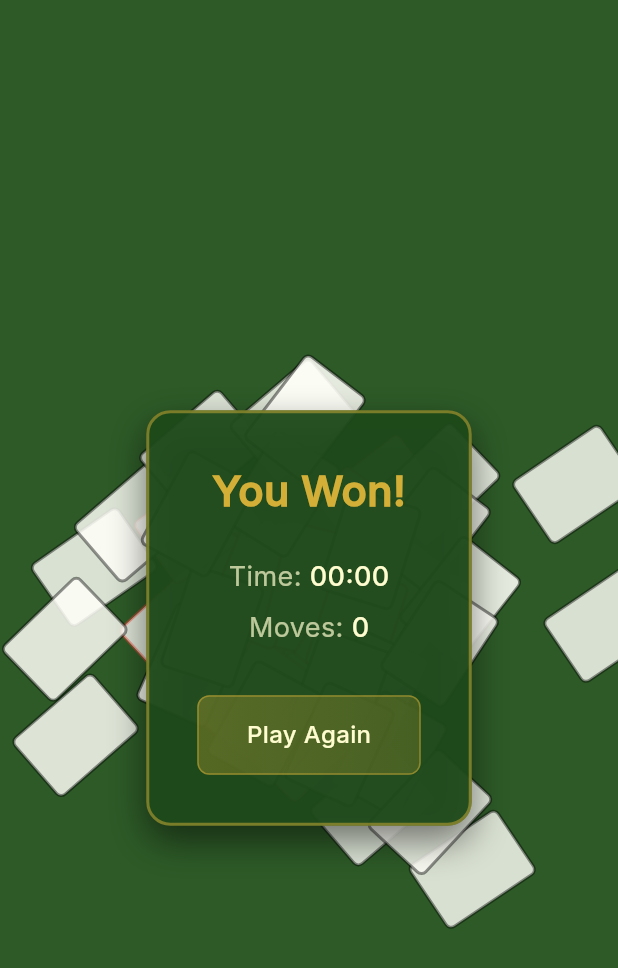
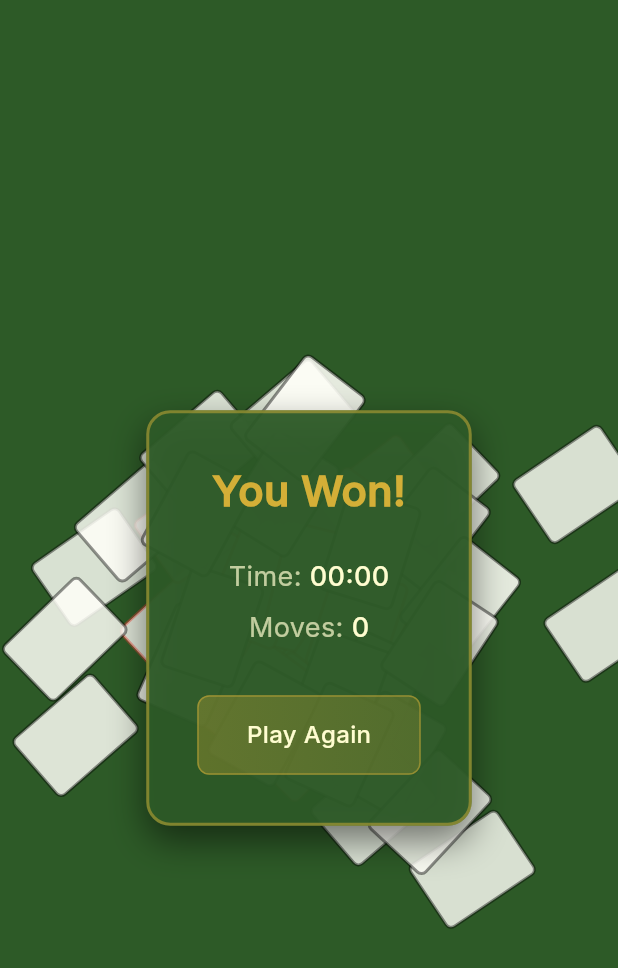
Before and after one commit to ChipCreates/Solitude, a Flutter app: the WinAnimation widget shown alone on an empty page, opened directly with empty values, on a phone screen of 412 x 824 dp. Shown: the top 968 px of the screen. Run offline on Flutter 3.47's test engine with Material 3 defaults, Android fonts, the phone set to English and light mode, and no system bars; our stand-ins replace audioplayers, flutter_svg, hive, hive_flutter, shared_preferences; missing offline and left inert: window_manager; accounts and stored records are empty; statements that could not run were skipped.

Commit message:
fixed win dialog bg color and tableau cutoff

```diff
--- a/lib/services/desktop_window_service.dart
+++ b/lib/services/desktop_window_service.dart
@@ -11,11 +11,11 @@ class DesktopWindowService {
 
   // Minimum window dimensions
   static const double minWidth = 900.0;
-  static const double minHeight = 600.0;
+  static const double minHeight = 700.0;
 
   // Default window dimensions (3:2 aspect ratio)
-  static const double defaultWidth = 1200.0;
-  static const double defaultHeight = 800.0;
+  static const double defaultWidth = 1350.0;
+  static const double defaultHeight = 900.0;
 
   /// Check if we're running on a desktop platform
   static bool get isDesktop {
--- a/lib/widgets/win_animation.dart
+++ b/lib/widgets/win_animation.dart
@@ -1,7 +1,9 @@
 import 'dart:math';
 import 'package:flutter/material.dart';
+import 'package:provider/provider.dart';
 import '../models/card.dart';
 import '../theme/app_theme.dart';
+import '../services/settings_provider.dart';
 
 enum WinPattern { spiral, starburst, circles, wave, fountain, scatter, vortex }
 
@@ -107,7 +109,13 @@ class _WinAnimationState extends State<WinAnimation> with TickerProviderStateMix
               margin: const EdgeInsets.all(32),
               padding: const EdgeInsets.all(32),
               decoration: BoxDecoration(
-                color: AppColors.feltDarkest.withValues(alpha:0.95),
+                color: () {
+                  final settings = Provider.of<SettingsProvider>(context, listen: false);
+                  final theme = settings.currentTheme;
+                  final isDark = Theme.of(context).brightness == Brightness.dark;
+                  final tableColor = isDark ? theme.tableColorDark : theme.tableColorLight;
+                  return tableColor.withValues(alpha: 0.95);
+                }(),
                 borderRadius: BorderRadius.circular(16),
                 border: Border.all(
                   color: AppColors.gold.withValues(alpha:0.5),
```
